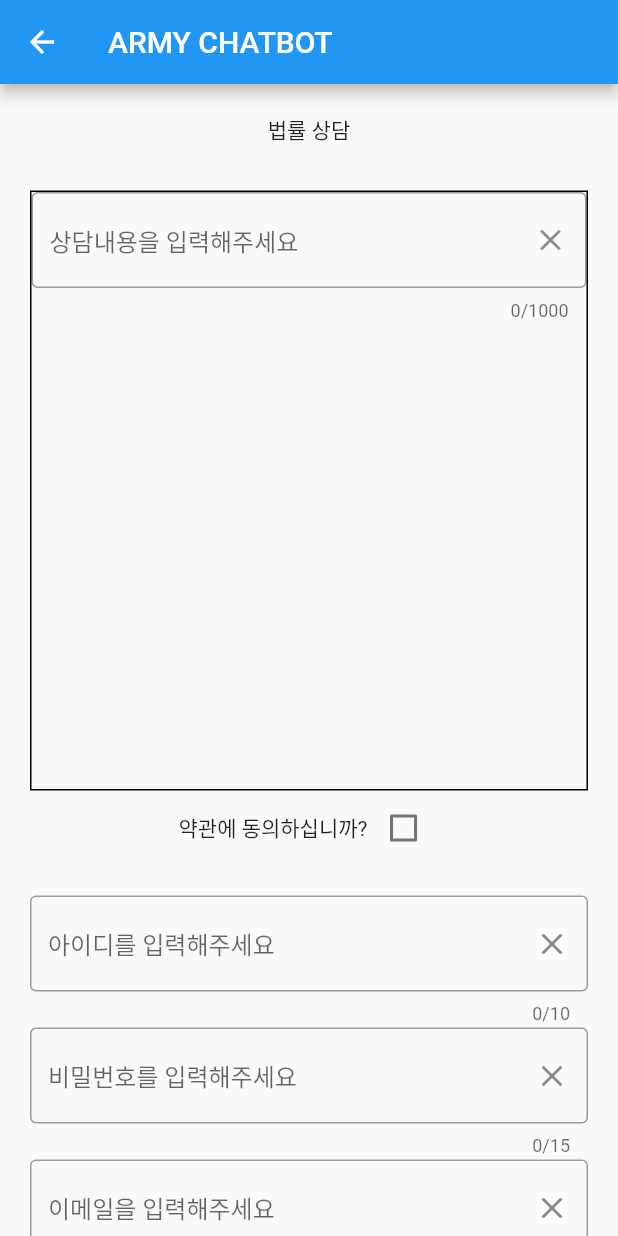
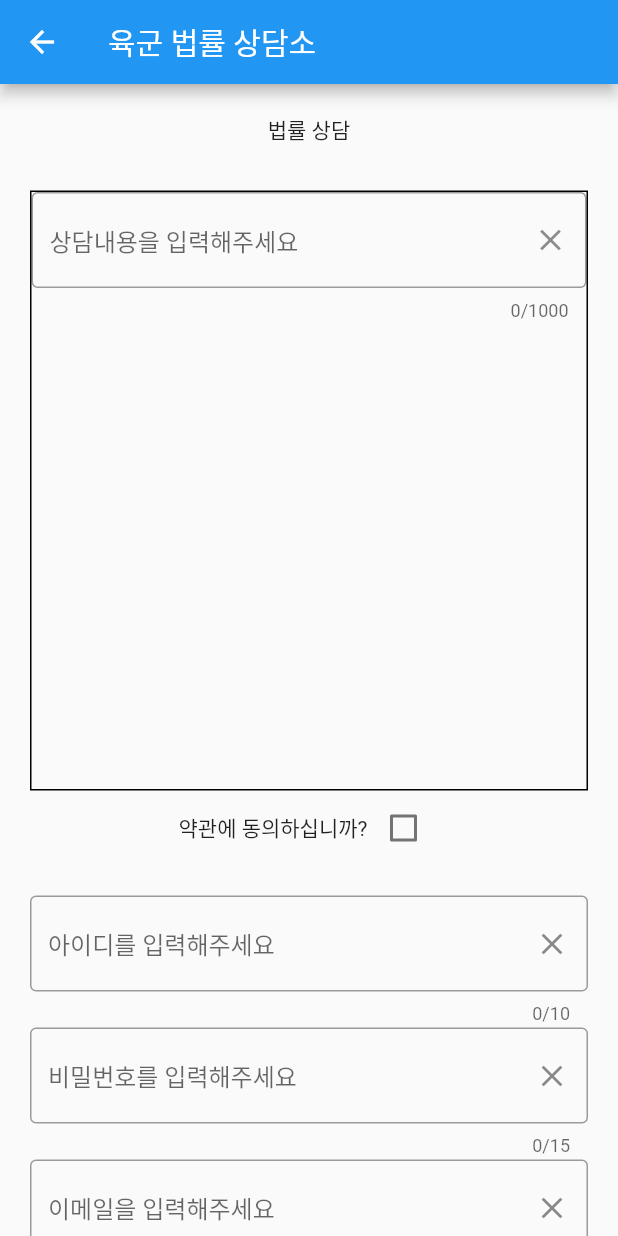
Before and after one commit to hoeeeeeh/armychat, a Flutter app: the CounSel screen opened directly, on a phone screen of 412 x 824 dp. Run offline on Flutter 3.47's test engine with Material 2 defaults, Android fonts, the phone set to English and light mode, and no system bars.

```diff
--- a/lib/counselor.dart
+++ b/lib/counselor.dart
@@ -79,7 +79,7 @@ class _CounSelState extends State<CounSel> {
         appBar: AppBar(
           // Here we take the value from the MyHomePage object that was created by
           // the App.build method, and use it to set our appbar title.
-          title: Text(widget.title ?? 'ARMY CHATBOT'),
+          title: Text(widget.title ?? '육군 법률 상담소'),
         ),
         body: SingleChildScrollView(
             child: Center(
--- a/lib/setting.dart
+++ b/lib/setting.dart
@@ -33,7 +33,9 @@ class _SettingState extends State<Setting> {
           // the App.build method, and use it to set our appbar title.
           title: Text(widget.title ?? 'ARMY CHATBOT'),
         ),
-        body: Container()
+        body: Container(
+          child: Text('Setting'),
+        )
         // This trailing comma makes auto-formatting nicer for build methods.
         );
   }
@@ -70,7 +72,7 @@ class _AState extends State<A> {
         appBar: AppBar(
           // Here we take the value from the MyHomePage object that was created by
           // the App.build method, and use it to set our appbar title.
-          title: Text(widget.title ?? 'ARMY CHATBOT'),
+          title: Text(widget.title ?? 'CAR'),
         ),
         body: Container()
         // This trailing comma makes auto-formatting nicer for build methods.
@@ -109,7 +111,7 @@ class _BState extends State<B> {
         appBar: AppBar(
           // Here we take the value from the MyHomePage object that was created by
           // the App.build method, and use it to set our appbar title.
-          title: Text(widget.title ?? 'ARMY CHATBOT'),
+          title: Text(widget.title ?? 'CHAT'),
         ),
         body: Container()
         // This trailing comma makes auto-formatting nicer for build methods.
--- a/lib/user.dart
+++ b/lib/user.dart
@@ -1,5 +1,6 @@
 import 'package:flutter/material.dart';
 import 'setting.dart' as setting;
+import 'counselor.dart' as counselor;
 
 class UserInfo extends StatefulWidget {
   UserInfo({Key key, this.title}) : super(key: key);
@@ -14,7 +15,7 @@ class _UserInfoState extends State<UserInfo> {
 
   final List<Widget> _widgetArray = <Widget>[
     setting.A(),
-    setting.B(),
+    counselor.CounSel(),
     setting.Setting(),
   ];
 
```
